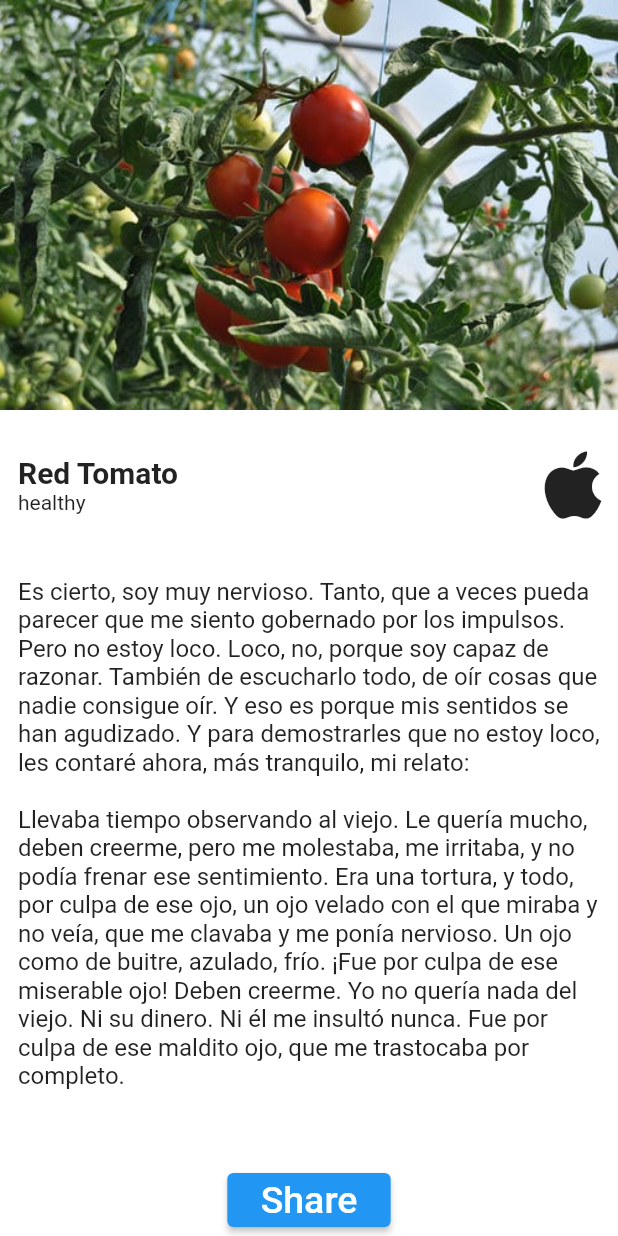
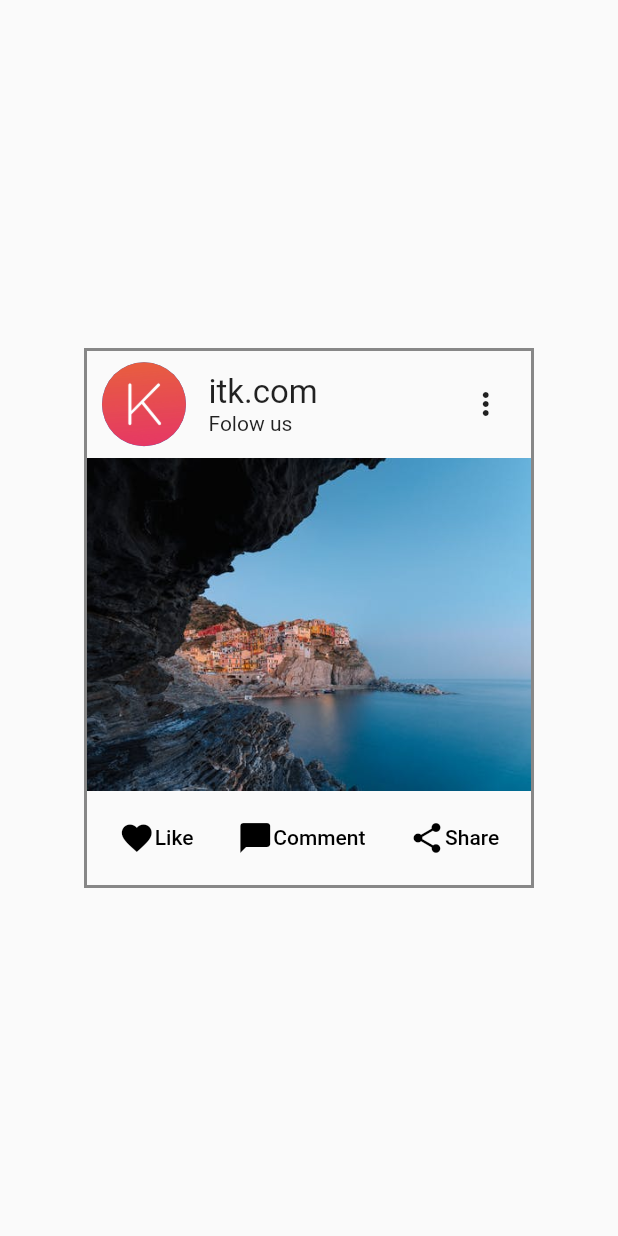
Before and after one commit to AbrahamFlutter/classified, a Flutter app: the screen it shows after launch, after a tap on "Share", on a phone screen of 412 x 824 dp. Run offline on Flutter 3.47's test engine with Material 2 defaults, Android fonts, the phone set to English and light mode, and no system bars.

Commit message:
16_instagram_card

```diff
--- a/lib/exp.dart
+++ b/lib/exp.dart
@@ -366,7 +366,7 @@ void main() {
   );
 }
 */
-//task 13
+//task 14
 /*
 void main() {
   runApp(
@@ -505,3 +505,68 @@ void main() {
   );
 }
 */
+// task 15
+/*
+void main() {
+  runApp(
+    MaterialApp(
+      home: Scaffold(
+        body: Container(
+          height: double.infinity,
+          width: double.infinity,
+          color: Color.fromARGB(255, 255, 255, 255),
+          child: Column(
+            mainAxisAlignment: MainAxisAlignment.spaceBetween,
+            crossAxisAlignment: CrossAxisAlignment.center,
+            children: [
+              Image.asset(
+                "assets/images/tomato2.jpg",
+              ),
+              Container(
+                child: Row(
+                  mainAxisAlignment: MainAxisAlignment.spaceBetween,
+                  children: [
+                    Container(
+                      padding: EdgeInsets.all(12.0),
+                      child: Column(
+                        crossAxisAlignment: CrossAxisAlignment.start,
+                        mainAxisAlignment: MainAxisAlignment.start,
+                        children: [
+                          Text(
+                            "Red Tomato",
+                            style: TextStyle(
+                                fontSize: 20, fontWeight: FontWeight.bold),
+                          ),
+                          Text("healthy"),
+                        ],
+                      ),
+                    ),
+                    Icon(
+                      Icons.apple_sharp,
+                      size: 60,
+                    )
+                  ],
+                ),
+              ),
+              Container(
+                padding: EdgeInsets.all(12.0),
+                child: Text(
+                  """Es cierto, soy muy nervioso. Tanto, que a veces pueda parecer que me siento gobernado por los impulsos. Pero no estoy loco. Loco, no, porque soy capaz de razonar. También de escucharlo todo, de oír cosas que nadie consigue oír. Y eso es porque mis sentidos se han agudizado. Y para demostrarles que no estoy loco, les contaré ahora, más tranquilo, mi relato:
+
+Llevaba tiempo observando al viejo. Le quería mucho, deben creerme, pero me molestaba, me irritaba, y no podía frenar ese sentimiento. Era una tortura, y todo, por culpa de ese ojo, un ojo velado con el que miraba y no veía, que me clavaba y me ponía nervioso. Un ojo como de buitre, azulado, frío. ¡Fue por culpa de ese miserable ojo! Deben creerme. Yo no quería nada del viejo. Ni su dinero. Ni él me insultó nunca. Fue por culpa de ese maldito ojo, que me trastocaba por completo.
+                  """,
+                  style: TextStyle(fontSize: 16),
+                ),
+              ),
+              ElevatedButton(
+                onPressed: () {},
+                child: Text(" Share ", style: TextStyle(fontSize: 25)),
+              )
+            ],
+          ),
+        ),
+      ),
+    ),
+  );
+}
+*/
--- a/lib/main.dart
+++ b/lib/main.dart
@@ -1,65 +1,106 @@
 import 'package:flutter/material.dart';
 
-//task 13
+//task 16
 void main() {
   runApp(
     MaterialApp(
       home: Scaffold(
-        body: Container(
-          height: double.infinity,
-          width: double.infinity,
-          color: Color.fromARGB(255, 255, 255, 255),
+        body: SafeArea(
+          child: Center(
+            child: Container(
+              height: 360,
+              width: 300,
+              //color: Color.fromARGB(176, 35, 250, 82),
+              decoration: BoxDecoration(
+                border: Border.all(
+                    color: Color.fromARGB(221, 117, 117, 117), width: 2),
+              ),
               child: Column(
-            mainAxisAlignment: MainAxisAlignment.spaceBetween,
                 crossAxisAlignment: CrossAxisAlignment.center,
+                mainAxisAlignment: MainAxisAlignment.spaceEvenly,
                 children: [
-              Image.asset(
-                "assets/images/tomato2.jpg",
+                  Row(
+                      //mainAxisAlignment: MainAxisAlignment.spaceBetween,
+                      children: [
+                        Container(
+                          padding: EdgeInsets.only(left: 10.0),
+                          child: CircleAvatar(
+                            backgroundImage: AssetImage("assets/images/k.jpg"),
+                            radius: 28,
+                          ),
+                        ),
+                        Container(
+                          padding: EdgeInsets.only(left: 15.0, right: 100),
+                          child: Column(
+                              crossAxisAlignment: CrossAxisAlignment.start,
+                              children: [
+                                Text(
+                                  "itk.com",
+                                  style: TextStyle(fontSize: 22),
+                                ),
+                                Text("Folow us"),
+                              ]),
+                        ),
+                        Icon(Icons.more_vert)
+                      ]),
+                  Container(
+                    width: 300,
+                    child: Image.asset(
+                      "assets/images/travel.jpeg",
+                      fit: BoxFit.cover,
+                    ),
                   ),
                   Container(
                     child: Row(
-                  mainAxisAlignment: MainAxisAlignment.spaceBetween,
+                      mainAxisAlignment: MainAxisAlignment.spaceEvenly,
                       children: [
-                    Container(
-                      padding: EdgeInsets.all(12.0),
-                      child: Column(
-                        crossAxisAlignment: CrossAxisAlignment.start,
-                        mainAxisAlignment: MainAxisAlignment.start,
+                        TextButton(
+                          style: TextButton.styleFrom(
+                            primary: Colors.black,
+                          ),
+                          onPressed: () {},
+                          child: Row(children: [
+                            Icon(Icons.favorite),
+                            Text("Like"),
+                          ]),
+                        ),
+                        TextButton(
+                          style: TextButton.styleFrom(
+                            primary: Colors.black,
+                          ),
+                          onPressed: () {},
+                          child: Row(
                             children: [
-                          Text(
-                            "Red Tomato",
-                            style: TextStyle(
-                                fontSize: 20, fontWeight: FontWeight.bold),
+                              Icon(
+                                Icons.chat_bubble_outlined,
                               ),
-                          Text("healthy"),
+                              Text("Comment"),
                             ],
                           ),
                         ),
-                    Icon(
-                      Icons.apple_sharp,
-                      size: 60,
-                    )
+                        TextButton(
+                          style: TextButton.styleFrom(
+                            primary: Colors.black,
+                          ),
+                          onPressed: () {},
+                          child: Row(
+                            children: [
+                              Icon(Icons.share),
+                              Text(
+                                "Share",
+                              ),
                             ],
                           ),
                         ),
-              Container(
-                padding: EdgeInsets.all(12.0),
-                child: Text(
-                  """Es cierto, soy muy nervioso. Tanto, que a veces pueda parecer que me siento gobernado por los impulsos. Pero no estoy loco. Loco, no, porque soy capaz de razonar. También de escucharlo todo, de oír cosas que nadie consigue oír. Y eso es porque mis sentidos se han agudizado. Y para demostrarles que no estoy loco, les contaré ahora, más tranquilo, mi relato:
-
-Llevaba tiempo observando al viejo. Le quería mucho, deben creerme, pero me molestaba, me irritaba, y no podía frenar ese sentimiento. Era una tortura, y todo, por culpa de ese ojo, un ojo velado con el que miraba y no veía, que me clavaba y me ponía nervioso. Un ojo como de buitre, azulado, frío. ¡Fue por culpa de ese miserable ojo! Deben creerme. Yo no quería nada del viejo. Ni su dinero. Ni él me insultó nunca. Fue por culpa de ese maldito ojo, que me trastocaba por completo.
-                  """,
-                  style: TextStyle(fontSize: 16),
+                      ],
                     ),
-              ),
-              ElevatedButton(
-                onPressed: () {},
-                child: Text(" Share ", style: TextStyle(fontSize: 25)),
                   )
                 ],
               ),
             ),
           ),
         ),
+      ),
+    ),
   );
 }
```
Also changed, not shown: assets/images/travel.jpeg (added), 2 other files. Lines whose indentation alone changed are shown as unchanged.
